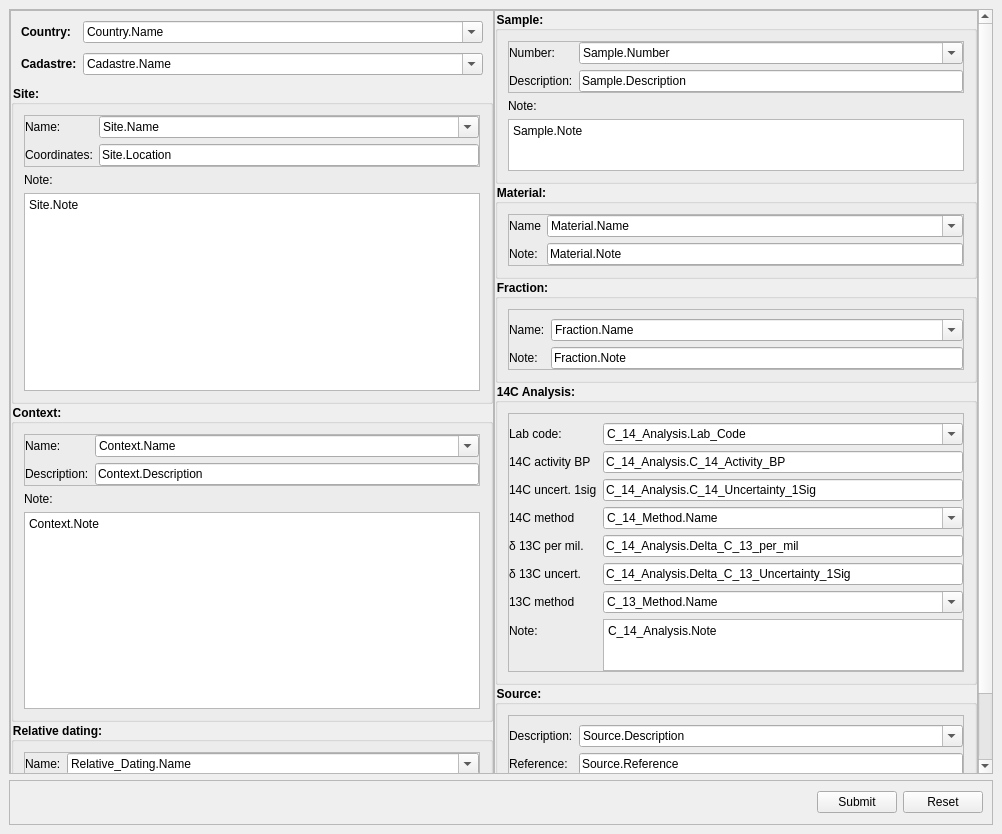
Before: the Qt Designer form commander/plugins/C14FormMembers/ui/View.ui in demjanp/deposit, drawn with Qt 5.
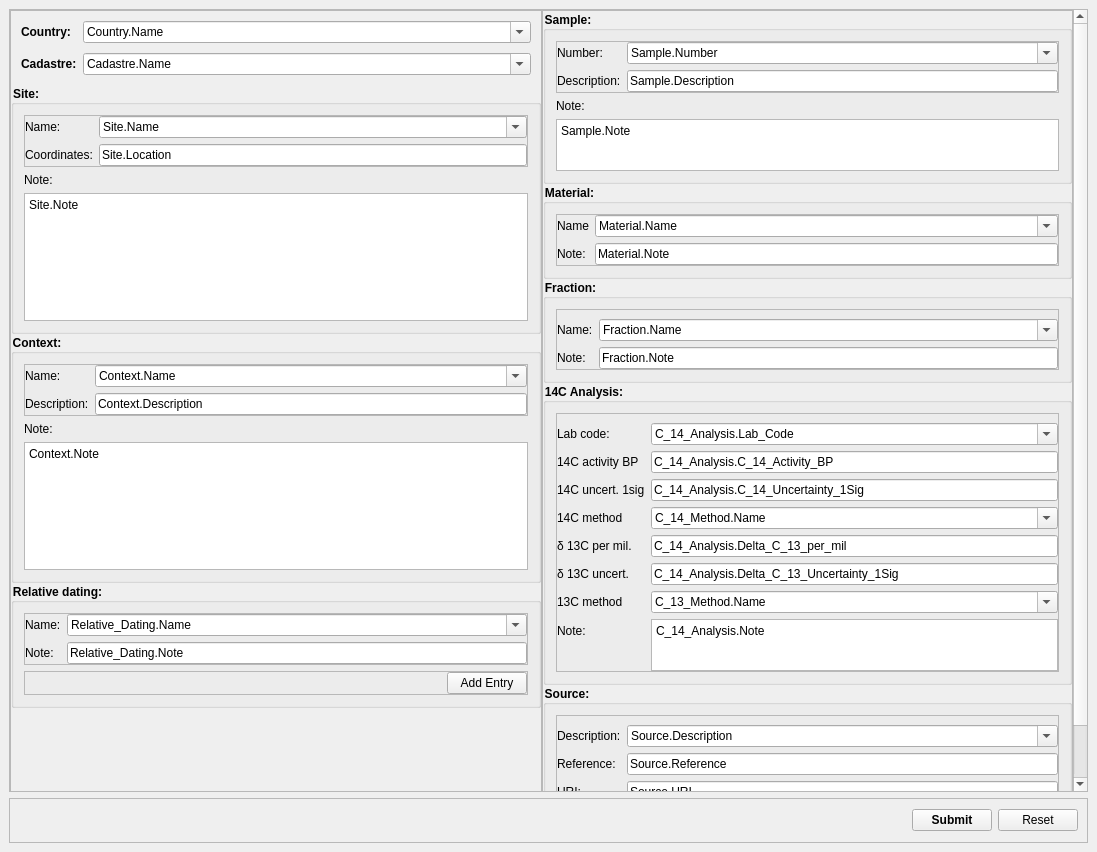
After: the same form once the commit is applied.

What changed in the file:
```diff
--- a/commander/plugins/C14FormMembers/ui/View.ui
+++ b/commander/plugins/C14FormMembers/ui/View.ui
@@ -6,8 +6,8 @@
    <rect>
     <x>0</x>
     <y>0</y>
-    <width>1002</width>
-    <height>834</height>
+    <width>1097</width>
+    <height>852</height>
    </rect>
   </property>
   <property name="windowTitle">
@@ -25,8 +25,8 @@
         <rect>
          <x>0</x>
          <y>0</y>
-         <width>982</width>
-         <height>763</height>
+         <width>1052</width>
+         <height>844</height>
         </rect>
        </property>
        <layout class="QHBoxLayout" name="horizontalLayout_2">
@@ -236,6 +236,12 @@
                 </item>
                 <item>
                  <widget class="QPlainTextEdit" name="plainTextSiteNote">
+                  <property name="maximumSize">
+                   <size>
+                    <width>16777215</width>
+                    <height>128</height>
+                   </size>
+                  </property>
                   <property name="styleSheet">
                    <string notr="true">font-weight: normal;</string>
                   </property>
@@ -346,6 +352,12 @@
                     <height>52</height>
                    </size>
                   </property>
+                  <property name="maximumSize">
+                   <size>
+                    <width>16777215</width>
+                    <height>128</height>
+                   </size>
+                  </property>
                   <property name="styleSheet">
                    <string notr="true">font-weight: normal;</string>
                   </property>
@@ -490,6 +502,19 @@
              </item>
             </layout>
            </item>
+           <item>
+            <spacer name="verticalSpacer">
+             <property name="orientation">
+              <enum>Qt::Vertical</enum>
+             </property>
+             <property name="sizeHint" stdset="0">
+              <size>
+               <width>20</width>
+               <height>40</height>
+              </size>
+             </property>
+            </spacer>
+           </item>
           </layout>
          </widget>
         </item>
@@ -1140,6 +1165,19 @@
              </item>
             </layout>
            </item>
+           <item>
+            <spacer name="verticalSpacer_2">
+             <property name="orientation">
+              <enum>Qt::Vertical</enum>
+             </property>
+             <property name="sizeHint" stdset="0">
+              <size>
+               <width>20</width>
+               <height>40</height>
+              </size>
+             </property>
+            </spacer>
+           </item>
           </layout>
          </widget>
         </item>
@@ -1171,6 +1209,12 @@
        </item>
        <item>
         <widget class="QPushButton" name="submitButton">
+         <property name="font">
+          <font>
+           <weight>75</weight>
+           <bold>true</bold>
+          </font>
+         </property>
          <property name="text">
           <string>Submit</string>
          </property>
```
